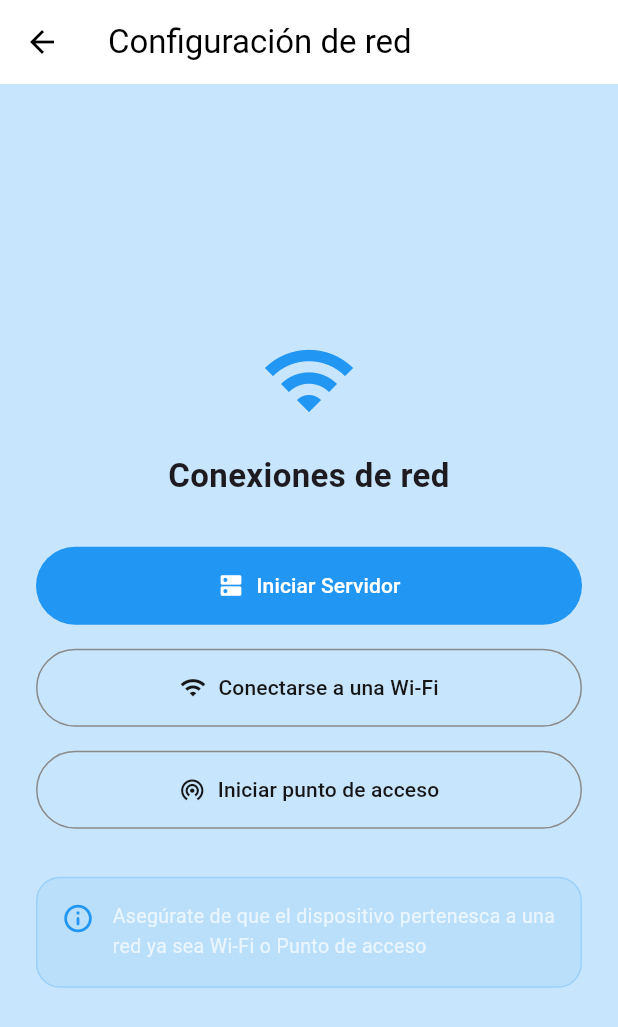
After one commit to AleBesu/top_menu, a Flutter app: the screen it shows after launch, after a tap on "Iniciar", on a phone screen of 412 x 824 dp. The commit adds this screen. Shown: the top 1027 px of the screen. Run offline on Flutter 3.47's test engine with Material 3 defaults, Android fonts, the phone set to English and light mode, and no system bars; our stand-ins replace flutter_colorpicker, flutter_riverpod, hive_ce_flutter, image_cropper, image_picker, qr_flutter and 2 more; missing offline and left inert: open_device_settings, shelf_router; accounts and stored records are empty.

Commit message:
feat: Refactor network handling and UI for server initialization
- Replaced NetworkInfo with open_device_settings for managing Wi-Fi connections and hotspots.
- Introduced SelectNetworkScreen for network configuration options.
- Added LoadingScreen to handle server initialization with loading feedback.
- Updated ServerScreen to include a button for stopping the server.
- Removed unused dependencies and cleaned up code.
- Enhanced error handling and user feedback throughout the network connection process.

```diff
--- /dev/null
+++ b/lib/UI/screens/select_network_screen.dart
@@ -0,0 +1,108 @@
+import 'package:flutter/material.dart';
+import 'package:flutter_riverpod/flutter_riverpod.dart';
+import 'package:top_menu/UI/providers/restaurant_provider.dart';
+
+class SelectNetworkScreen extends ConsumerWidget {
+  final VoidCallback onConnectWifi;
+  final VoidCallback onStartHotspot;
+  final VoidCallback onInitServer;
+  const SelectNetworkScreen({
+    super.key,
+    required this.onConnectWifi,
+    required this.onStartHotspot,
+    required this.onInitServer,
+  });
+
+  @override
+  Widget build(BuildContext context, WidgetRef ref) {
+    final menuConfigPro = ref.watch(menuConfigProvider);
+
+    return Scaffold(
+      appBar: AppBar(title: const Text('Configuración de red')),
+      body: Center(
+        child: Padding(
+          padding: const EdgeInsets.all(24),
+          child: Column(
+            mainAxisSize: MainAxisSize.min,
+            crossAxisAlignment: CrossAxisAlignment.stretch,
+            children: [
+              Icon(Icons.wifi, size: 64, color: menuConfigPro.primaryColor),
+              const SizedBox(height: 16),
+              const Text(
+                'Conexiones de red',
+                textAlign: TextAlign.center,
+                style: TextStyle(fontSize: 22, fontWeight: FontWeight.bold),
+              ),
+              const SizedBox(height: 32),
+
+              FilledButton.icon(
+                onPressed: onInitServer,
+                icon: const Icon(Icons.dns),
+                label: const Text('Iniciar Servidor'),
+                style: FilledButton.styleFrom(
+                  padding: const EdgeInsets.all(16),
+                ),
+              ),
+              const SizedBox(height: 16),
+
+              OutlinedButton.icon(
+                onPressed: onConnectWifi,
+                icon: const Icon(Icons.wifi),
+                label: const Text('Conectarse a una Wi-Fi'),
+                style: FilledButton.styleFrom(
+                  padding: const EdgeInsets.all(16),
+                ),
+              ),
+
+              const SizedBox(height: 16),
+
+              OutlinedButton.icon(
+                onPressed: onStartHotspot,
+                icon: const Icon(Icons.wifi_tethering),
+                label: const Text('Iniciar punto de acceso'),
+                style: OutlinedButton.styleFrom(
+                  padding: const EdgeInsets.all(16),
+                ),
+              ),
+
+              const SizedBox(height: 32),
+              // Información adicional
+              Container(
+                padding: const EdgeInsets.all(16),
+                decoration: BoxDecoration(
+                  color: menuConfigPro.primaryColor.withValues(alpha: 0.08),
+                  borderRadius: BorderRadius.circular(16),
+                  border: Border.all(
+                    color: menuConfigPro.primaryColor.withValues(alpha: 0.2),
+                  ),
+                ),
+                child: Row(
+                  crossAxisAlignment: CrossAxisAlignment.start,
+                  children: [
+                    Icon(
+                      Icons.info_outline_rounded,
+                      color: menuConfigPro.primaryColor,
+                      size: 22,
+                    ),
+                    SizedBox(width: 12),
+                    Expanded(
+                      child: Text(
+                        'Asegúrate de que el dispositivo pertenesca a una red ya sea Wi-Fi o Punto de acceso ',
+
+                        style: TextStyle(
+                          color: Colors.white70,
+                          fontSize: 13,
+                          height: 1.5,
+                        ),
+                      ),
+                    ),
+                  ],
+                ),
+              ),
+            ],
+          ),
+        ),
+      ),
+    );
+  }
+}
--- a/lib/UI/screens/tabs/general_tab.dart
+++ b/lib/UI/screens/tabs/general_tab.dart
@@ -279,7 +279,6 @@ class GeneralTab extends ConsumerWidget {
 
                       Colors.red,
                       Colors.green,
-
                       Colors.blue,
                       Colors.yellow,
                       // Colors.black,
--- a/lib/UI/screens/tabs/menu_tab.dart
+++ b/lib/UI/screens/tabs/menu_tab.dart
@@ -58,6 +58,7 @@ class MenuTab extends ConsumerWidget {
     return await showModalBottomSheet<MenuCategory>(
       context: context,
       isScrollControlled: true,
+
       useSafeArea: true,
       builder: (context) {
         return Padding(
--- a/lib/UI/screens/tabs/preview_tab.dart
+++ b/lib/UI/screens/tabs/preview_tab.dart
@@ -1,4 +1,3 @@
-import 'package:dotted_line/dotted_line.dart';
 import 'package:flutter/material.dart';
 import 'package:flutter_riverpod/flutter_riverpod.dart';
 import 'package:top_menu/UI/screens/tabs/preview_tab_widgets/cards_menu_view.dart';
--- a/lib/UI/widgets/product_sheet.dart
+++ b/lib/UI/widgets/product_sheet.dart
@@ -16,7 +16,7 @@ Future<Product?> showProductSheet(BuildContext context, {Product? product}) {
   return showModalBottomSheet<Product>(
     context: context,
     isScrollControlled: true,
-    backgroundColor: AppColors.surface,
+    // backgroundColor: AppColors.surface,
     constraints: const BoxConstraints(maxWidth: 480),
     shape: const RoundedRectangleBorder(
       borderRadius: BorderRadius.vertical(top: Radius.circular(20)),
--- a/lib/main.dart
+++ b/lib/main.dart
@@ -1,3 +1,5 @@
+import 'dart:io';
+
 import 'package:flutter/material.dart';
 import 'package:flutter_riverpod/flutter_riverpod.dart';
 import 'package:top_menu/UI/providers/restaurant_provider.dart';
@@ -13,6 +15,8 @@ void main() async {
   runApp(const ProviderScope(child: MenuAdminApp()));
 }
 
+final navigatorKey = GlobalKey<NavigatorState>();
+
 class MenuAdminApp extends ConsumerWidget {
   const MenuAdminApp({super.key});
 
@@ -21,6 +25,7 @@ class MenuAdminApp extends ConsumerWidget {
     return SafeArea(
       child: MaterialApp(
         title: 'TopMenu',
+        navigatorKey: navigatorKey,
         debugShowCheckedModeBanner: false,
         theme: ref.watch(menuConfigProvider).isDarkTheme
             ? buildDarkTheme(ref)
@@ -30,3 +35,47 @@ class MenuAdminApp extends ConsumerWidget {
     );
   }
 }
+
+// class TestScreen extends StatefulWidget {
+//   const TestScreen({super.key});
+
+//   @override
+//   State<TestScreen> createState() => _TestScreenState();
+// }
+
+// class _TestScreenState extends State<TestScreen> {
+//   @override
+//   Widget build(BuildContext context) {
+//     return Scaffold(
+//       body: Center(
+//         child: StreamBuilder<List<NetworkInterface>?>(
+//           stream: Stream.periodic(const Duration(seconds: 1)).asyncExpand(
+//             (_) => Stream.fromFuture(
+//               NetworkInterface.list(
+//                 includeLoopback: false,
+//                 type: InternetAddressType.any,
+//               ),
+//             ),
+//           ),
+//           builder: (context, snapshot) {
+//             return Center(
+//               child: SizedBox(
+//                 width: double.maxFinite,
+//                 child: Column(
+//                   mainAxisSize: MainAxisSize.min,
+//                   children: [
+//                     if (snapshot.hasData)
+//                       ...snapshot.data!.map((e) => Center(child: Text(e.name))),
+//                     // ...snapshot.data!
+//                     //     .expand((network) => network.addresses)
+//                     //     .map((address) => Text(address.address)),
+//                   ],
+//                 ),
+//               ),
+//             );
+//           },
+//         ),
+//       ),
+//     );
+//   }
+// }
--- a/pubspec.yaml
+++ b/pubspec.yaml
@@ -33,7 +33,6 @@ dependencies:
   # The following adds the Cupertino Icons font to your application.
   # Use with the CupertinoIcons class for iOS style icons.
   cupertino_icons: ^1.0.8
-  dotted_line: ^3.3.0
   flutter:
     sdk: flutter
   flutter_colorpicker: 1.1.0
@@ -41,7 +40,6 @@ dependencies:
   hive_ce_flutter: 2.5.0
   image_cropper: 13.0.0
   image_picker: 1.2.4
-  network_info_plus: 8.2.1
   path: 1.9.1
   path_provider: 2.1.6
   qr_flutter: 4.1.0
@@ -49,6 +47,8 @@ dependencies:
   shelf: 1.4.2
   shelf_router: 1.1.5
   shelf_static: 1.2.0
+  flutter_foreground_task:  11.0.3
+  open_device_settings:  1.0.1
 
 dev_dependencies:
   flutter_launcher_icons: ^0.14.4
```
Also changed, not shown: lib/UI/screens/admi_menu.dart (+100 -12 lines), lib/UI/screens/loading_screen.dart (added, +73 -0 lines), lib/UI/screens/server_iniciated_screen.dart (+17 -32 lines), lib/app/theme.dart (+2 -8 lines), lib/core/services/server_handle/server_handle.dart (+16 -3 lines), pubspec.lock, 7 other files.
